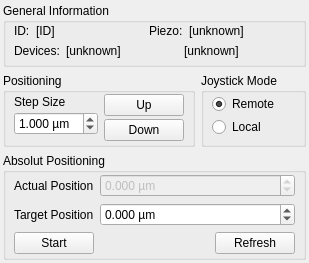
First picture: the form in PIPiezoCtrl/dockWidgetPIPiezoCtrl.ui, repository itom-project/plugins, before the edit.
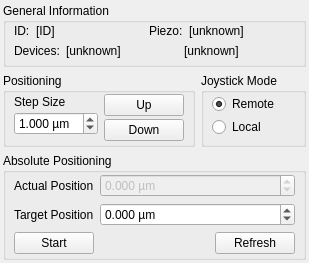
Second picture: the form after the edit.

Patch:
```diff
--- a/PIPiezoCtrl/dockWidgetPIPiezoCtrl.ui
+++ b/PIPiezoCtrl/dockWidgetPIPiezoCtrl.ui
@@ -302,7 +302,7 @@
       <bool>true</bool>
      </property>
      <property name="title">
-      <string>Absolut Positioning</string>
+      <string>Absolute Positioning</string>
      </property>
      <layout class="QVBoxLayout" name="verticalLayout_4">
       <property name="leftMargin">
```
